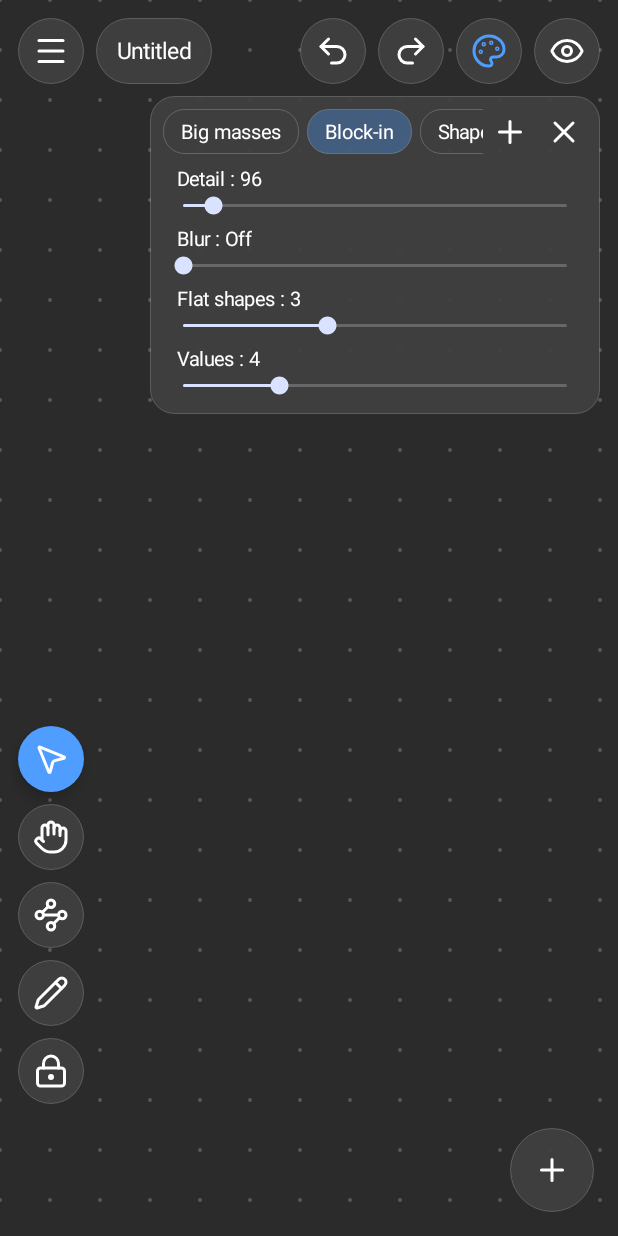
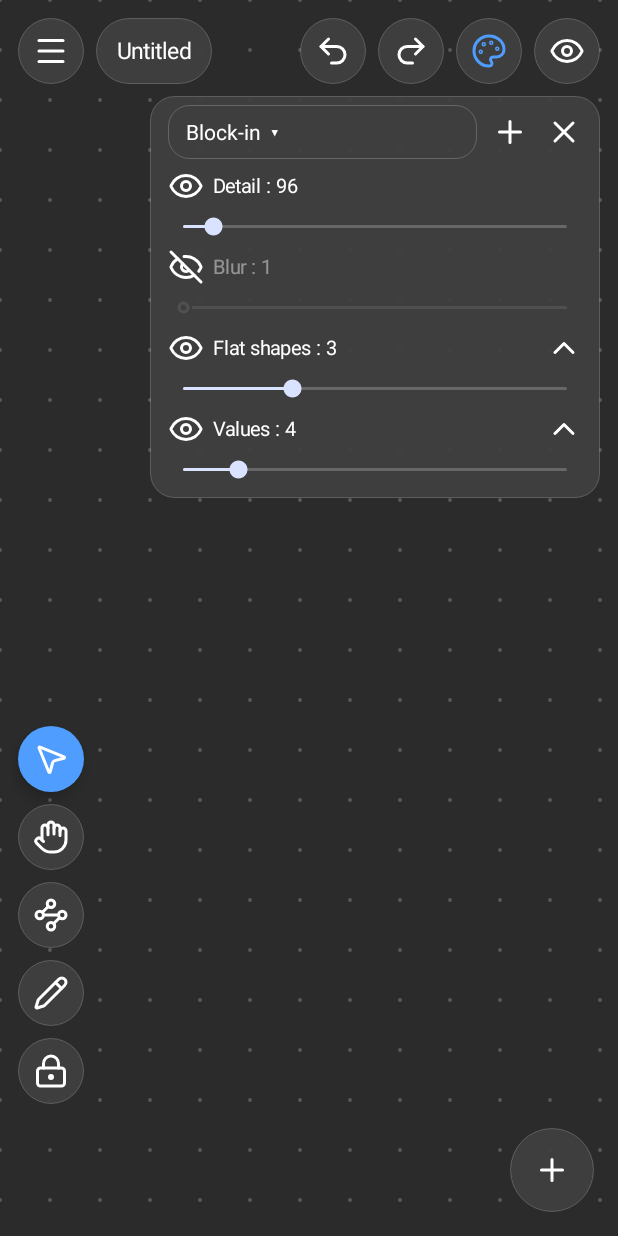
Before and after one commit to Iurika-N-T-R/DroRef, an Android app: the screen it shows after launch (MainActivity), after a tap on "Simplify", on a phone screen of 412 x 824 dp. Run offline under Robolectric (Android 15) with nearby library versions, the phone set to English and light mode, and no system bars.

Commit message:
1.4.3: simplifier filters on / off and reorderable, preset dropdown, finer blur
Each filter (detail, blur, flat shapes, values) has an eye to turn it off without losing its value, and the filters after detail can be moved earlier, so their order is the user's. Presets are picked from a dropdown (with delete for the one in use). Filters now run on a working image of at least 512 px, and blur steps are 5x finer, so blur 1 is a light touch at any detail. Settings from 1.4.0 – 1.4.2 are converted.

```diff
--- a/app/build.gradle.kts
+++ b/app/build.gradle.kts
@@ -16,8 +16,8 @@ android {
         applicationId = "com.reflow.iurika"
         minSdk = 24
         targetSdk = 35
-        versionCode = 11
-        versionName = "1.4.2"
+        versionCode = 12
+        versionName = "1.4.3"
     }
     signingConfigs {
         if (keystore != null) create("release") {
--- a/app/src/main/java/org/droref/MainActivity.kt
+++ b/app/src/main/java/org/droref/MainActivity.kt
@@ -11,6 +11,7 @@ import android.graphics.Color
 import android.graphics.Typeface
 import android.graphics.drawable.ColorDrawable
 import android.widget.PopupWindow
+import android.widget.PopupMenu
 import android.widget.ScrollView
 import android.widget.HorizontalScrollView
 import android.widget.Button
@@ -837,51 +838,60 @@ class MainActivity : Activity(), BoardView.Host {
         fun set(n: Simp) { p = n; Prefs.simp = n.toString(); board.simpChanged() }
         simpPanel.removeAllViews()
         val list = simpPresets()
-        val chips = LinearLayout(this).apply { gravity = Gravity.CENTER_VERTICAL }
-        list.forEachIndexed { i, (name, v) ->
-            chips.addView(TextView(this).apply {
-                text = name; setTextColor(chipFg); textSize = 13f; maxLines = 1
-                setPadding(px(12), px(6), px(12), px(6))
-                background = GradientDrawable().apply { cornerRadius = 14 * dp; setColor(if (v == p) Palette.BLUE and 0x55FFFFFF else 0); setStroke(px(1), chipLine) }
-                layoutParams = LinearLayout.LayoutParams(-2, -2).apply { setMargins(px(3), 0, px(3), 0) }
-                setOnClickListener { set(v); renderSimpPanel() }
-                setOnLongClickListener {
-                    AlertDialog.Builder(this@MainActivity).setTitle(name).setPositiveButton(R.string.delete) { _, _ ->
-                        saveSimpPresets(list.filterIndexed { j, _ -> j != i }); renderSimpPanel()
-                    }.setNegativeButton(R.string.cancel, null).show(); true
-                }
-            })
-        }
+        val current = list.indexOfFirst { it.second == p }
         fun small(icon: Int, desc: String, f: () -> Unit) = ImageView(this).apply {
             setImageDrawable(ic(icon)); scaleType = ImageView.ScaleType.CENTER; tip(this, desc); setOnClickListener { f() }
             layoutParams = LinearLayout.LayoutParams(px(36), px(36))
         }
+        // presets: a dropdown (apply, or delete the one in use), + saves the current settings
+        val pick = TextView(this).apply {
+            text = "${if (current >= 0) list[current].first else s(R.string.custom)}  ▾"
+            setTextColor(chipFg); textSize = 14f; maxLines = 1; ellipsize = android.text.TextUtils.TruncateAt.END
+            setPadding(px(12), px(8), px(12), px(8))
+            background = GradientDrawable().apply { cornerRadius = 14 * dp; setStroke(px(1), chipLine) }
+            setOnClickListener { v ->
+                PopupMenu(this@MainActivity, v).apply {
+                    list.forEachIndexed { i, (name, _) -> menu.add(0, i, i, name).apply { isCheckable = true; isChecked = i == current } }
+                    if (current >= 0) menu.add(1, -1, list.size, "${s(R.string.delete)} « ${list[current].first} »")
+                    setOnMenuItemClickListener { m ->
+                        if (m.itemId >= 0) set(list[m.itemId].second) else saveSimpPresets(list.filterIndexed { j, _ -> j != current })
+                        renderSimpPanel(); true
+                    }
+                }.show()
+            }
+        }
         simpPanel.addView(LinearLayout(this).apply {
             gravity = Gravity.CENTER_VERTICAL
-            addView(HorizontalScrollView(this@MainActivity).apply { isHorizontalScrollBarEnabled = false; addView(chips) }, LinearLayout.LayoutParams(0, -2, 1f))
+            addView(pick, LinearLayout.LayoutParams(0, -2, 1f).apply { setMargins(px(6), 0, px(4), 0) })
             addView(small(R.drawable.ic_plus, s(R.string.save_preset)) {
                 editText(s(R.string.save_preset), "") { n -> saveSimpPresets(simpPresets() + (n.replace('|', ' ').replace('\n', ' ').trim() to p)); renderSimpPanel() }
             })
             addView(small(R.drawable.ic_x, s(R.string.close)) { simpPanel.visibility = View.GONE })
         })
-        fun slider(label: Int, range: IntRange, get: (Simp) -> Int, put: (Simp, Int) -> Simp, off: Int) {
-            val t = TextView(this).apply { setTextColor(chipFg); textSize = 13f; setPadding(px(12), px(4), px(12), 0) }
-            fun show(v: Int) { t.text = "${s(label)} : ${if (v <= off) s(R.string.off) else v}" }
-            show(get(p))
-            simpPanel.addView(t)
-            simpPanel.addView(SeekBar(this).apply {
-                max = range.last - range.first; progress = get(p) - range.first
+        // one row per filter, in the order they run: eye turns it on / off (its value stays), the arrow runs it earlier
+        val labels = mapOf('d' to R.string.detail, 'b' to R.string.blur, 'f' to R.string.flat_shapes, 'v' to R.string.values)
+        p.steps.forEachIndexed { i, st0 ->
+            var st = st0
+            val range = Simp.RANGE.getValue(st.k)
+            val t = TextView(this).apply { setTextColor(chipFg); textSize = 13f }
+            fun show() { t.text = "${s(labels.getValue(st.k))} : ${st.v}"; t.alpha = if (st.on) 1f else 0.45f }
+            show()
+            val sb = SeekBar(this).apply {
+                max = range.last - range.first; progress = st.v - range.first; isEnabled = st.on; alpha = if (st.on) 1f else 0.45f
                 setOnSeekBarChangeListener(object : SeekBar.OnSeekBarChangeListener {
-                    override fun onProgressChanged(sb: SeekBar, v: Int, user: Boolean) { if (user) { show(v + range.first); set(put(p, v + range.first)) } }
+                    override fun onProgressChanged(sb: SeekBar, v: Int, user: Boolean) { if (user) { st = st.copy(v = v + range.first); show(); set(p.with(st)) } }
                     override fun onStartTrackingTouch(sb: SeekBar) {}
                     override fun onStopTrackingTouch(sb: SeekBar) { renderSimpPanel() } // re-marks the preset that matches, if any
                 })
+            }
+            simpPanel.addView(LinearLayout(this).apply {
+                gravity = Gravity.CENTER_VERTICAL
+                addView(small(if (st.on) R.drawable.ic_eye else R.drawable.ic_eye_off, s(labels.getValue(st.k))) { set(p.with(st.copy(on = !st.on))); renderSimpPanel() })
+                addView(t, LinearLayout.LayoutParams(0, -2, 1f))
+                if (i >= 2) addView(small(R.drawable.ic_chevron_left, s(R.string.move_up)) { set(p.up(st.k)); renderSimpPanel() }.apply { rotation = 90f })
             })
-        }
-        slider(R.string.detail, Simp.DETAIL, { it.detail }, { s, v -> s.copy(detail = v) }, off = -1)
-        slider(R.string.blur, Simp.BLUR, { it.blur }, { s, v -> s.copy(blur = v) }, off = 0)
-        slider(R.string.flat_shapes, Simp.FLAT, { it.flat }, { s, v -> s.copy(flat = v) }, off = 0)
-        slider(R.string.values, Simp.TONES, { it.tones }, { s, v -> s.copy(tones = if (v < 2) 0 else v) }, off = 1)
+            simpPanel.addView(sb)
+        }
     }
 
     private fun selectionWithChildren() = board.withDescendants(board.selection).let { ids -> board.scene.items.filter { it.id in ids } }
--- a/app/src/main/java/org/droref/Simplify.kt
+++ b/app/src/main/java/org/droref/Simplify.kt
@@ -5,38 +5,68 @@ import kotlin.math.max
 import kotlin.math.min
 import kotlin.math.roundToInt
 
-/** Reference simplifier settings. [detail]: working size in px (smaller = fewer details, blocky);
- *  [blur]: Gaussian blur, in half-percents of the image's long side, so it looks the same at any detail (0 = off);
- *  [flat]: Kuwahara radius, textures merge into flat masses (0 = off); [tones]: value bands (0 = off). */
-data class Simp(val detail: Int, val flat: Int, val tones: Int, val blur: Int = 0) {
-    override fun toString() = "$detail,$flat,$tones,$blur" // stored in settings and presets; older ones have no blur
+/** One filter of the simplifier: [k] is 'd' detail (working size in px, always first), 'b' blur, 'f' flat shapes, 'v' values.
+ *  An off filter keeps its value, so turning it back on brings it back as it was. */
+data class Step(val k: Char, val v: Int, val on: Boolean = true)
+
+/** Reference simplifier settings: detail, then the other filters in the order they run. */
+data class Simp(val steps: List<Step>) {
+    val detail get() = steps.first { it.k == 'd' }
+    override fun toString() = steps.joinToString(" ") { "${if (it.on) "" else "-"}${it.k}${it.v}" } // "d96 b2 -f3 v4"
+    fun with(s: Step) = Simp(steps.map { if (it.k == s.k) s else it })
+
+    /** Runs filter [k] one place earlier; detail stays first. */
+    fun up(k: Char): Simp {
+        val i = steps.indexOfFirst { it.k == k }
+        return if (i <= 1) this else Simp(steps.toMutableList().apply { add(i - 1, removeAt(i)) })
+    }
+
+    private fun clamped() = Simp(steps.map { it.copy(v = it.v.coerceIn(RANGE.getValue(it.k))) })
 
     companion object {
-        val DETAIL = 16..1024; val BLUR = 0..20; val FLAT = 0..8; val TONES = 0..16
-        fun parse(s: String) = s.split(",").mapNotNull { it.trim().toIntOrNull() }.takeIf { it.size == 3 || it.size == 4 }
-            ?.let { v -> Simp(v[0].coerceIn(DETAIL), v[1].coerceIn(FLAT), if (v[2] < 2) 0 else v[2].coerceAtMost(TONES.last), v.getOrElse(3) { 0 }.coerceIn(BLUR)) }
+        /** Blur and flat shapes are in 1/1000 and 1/200 of the image's long side, so they look the same at any detail. */
+        val RANGE = mapOf('d' to 16..1024, 'b' to 1..50, 'f' to 1..8, 'v' to 2..16)
+
+        /** 0 turns a filter off. */
+        fun of(detail: Int, blur: Int, flat: Int, tones: Int) = Simp(listOf(Step('d', detail),
+            Step('b', max(blur, 1), blur > 0), Step('f', max(flat, 1), flat > 0), Step('v', max(tones, 2), tones >= 2))).clamped()
+
+        fun parse(s: String): Simp? {
+            if (',' in s) { // 1.4.0 – 1.4.2: "detail,flat,tones[,blur]", blur then in 1/200
+                val v = s.split(",").mapNotNull { it.trim().toIntOrNull() }.takeIf { it.size == 3 || it.size == 4 } ?: return null
+                return of(v[0], v.getOrElse(3) { 0 } * 5, v[1], v[2])
+            }
+            val st = s.trim().split(" ").mapNotNull { t ->
+                val b = t.removePrefix("-")
+                b.firstOrNull()?.takeIf { it in RANGE }?.let { k -> b.drop(1).toIntOrNull()?.let { Step(k, it, !t.startsWith("-")) } }
+            }
+            if (st.map { it.k }.sorted() != RANGE.keys.sorted()) return null
+            return Simp(st.filter { it.k == 'd' } + st.filter { it.k != 'd' }).clamped()
+        }
     }
 }
 
 /** Starting presets, coarse to fine; the user's own replace them once saved. */
-val DEFAULT_SIMPS = listOf(Simp(48, 2, 3), Simp(96, 3, 4), Simp(160, 3, 6), Simp(256, 2, 10))
+val DEFAULT_SIMPS = listOf(Simp.of(48, 0, 4, 3), Simp.of(96, 0, 3, 4), Simp.of(160, 0, 2, 6), Simp.of(256, 0, 1, 10))
 
-/** Shrink → blur → Kuwahara → enlarge smoothly → value bands. Keeps hue and saturation. */
+/** Shrink to [Simp.detail], enlarge smoothly to a working size of at least 512 px (so blur steps and band edges stay fine),
+ *  then run the filters that are on, in their order. Keeps hue and saturation. */
 fun simplify(src: Bitmap, p: Simp): Bitmap {
-    val k = min(1f, p.detail / max(src.width, src.height).toFloat())
-    val w = max(1, (src.width * k).roundToInt()); val h = max(1, (src.height * k).roundToInt())
+    val side = max(src.width, src.height)
+    val s = if (p.detail.on) min(p.detail.v, side) else min(side, 1024) // ponytail: 1024 px cap per image, the Kuwahara tables grow with it
+    val ws = if (p.detail.on) max(s, min(512, side)) else s
+    val w = max(1, (src.width * s / side.toFloat()).roundToInt()); val h = max(1, (src.height * s / side.toFloat()).roundToInt())
+    val W = max(1, (src.width * ws / side.toFloat()).roundToInt()); val H = max(1, (src.height * ws / side.toFloat()).roundToInt())
     val small = Bitmap.createScaledBitmap(src, w, h, true)
-    val px = IntArray(w * h).also { small.getPixels(it, 0, w, 0, 0, w, h) }
-    if (small !== src) small.recycle()
-    if (p.blur > 0) gaussian(px, w, h, max(1, (p.blur * max(w, h) / 200f).roundToInt()))
-    val flat = if (p.flat > 0) kuwahara(px, w, h, p.flat) else px
-    val tmp = Bitmap.createBitmap(flat, w, h, Bitmap.Config.ARGB_8888)
-    val n = max(1, 1024 / max(w, h)) // ponytail: enlarged to ~1024 px so value bands get smooth edges; fixed, as the board's quality cap is per image anyway
-    val up = if (n > 1) Bitmap.createScaledBitmap(tmp, w * n, h * n, true).also { tmp.recycle() } else tmp
-    if (p.tones == 0) return up
-    val out = IntArray(up.width * up.height).also { up.getPixels(it, 0, up.width, 0, 0, up.width, up.height) }
-    posterizeValue(out, p.tones)
-    return Bitmap.createBitmap(out, up.width, up.height, Bitmap.Config.ARGB_8888).also { up.recycle() }
+    val work = if (W != w || H != h) Bitmap.createScaledBitmap(small, W, H, true).also { if (small !== src) small.recycle() } else small
+    var px = IntArray(W * H).also { work.getPixels(it, 0, W, 0, 0, W, H) }
+    if (work !== src) work.recycle()
+    for (st in p.steps) if (st.on) when (st.k) {
+        'b' -> gaussian(px, W, H, max(1, (st.v * ws / 1000f).roundToInt()))
+        'f' -> px = kuwahara(px, W, H, max(1, (st.v * ws / 200f).roundToInt()))
+        'v' -> posterizeValue(px, st.v)
+    }
+    return Bitmap.createBitmap(px, W, H, Bitmap.Config.ARGB_8888)
 }
 
 /** Gaussian blur, in place: three box blurs in a row come within a few percent of it, at O(1) per pixel whatever [r]. */
--- a/app/src/main/res/values/strings.xml
+++ b/app/src/main/res/values/strings.xml
@@ -72,6 +72,7 @@
     <string name="flat_shapes">Flat shapes</string>
     <string name="values">Values</string>
     <string name="save_preset">Save preset…</string>
+    <string name="custom">Custom</string>
     <string name="simp_masses">Big masses</string>
     <string name="simp_blockin">Block-in</string>
     <string name="simp_shapes">Shapes</string>
```
Also changed, not shown: 10 other files.
